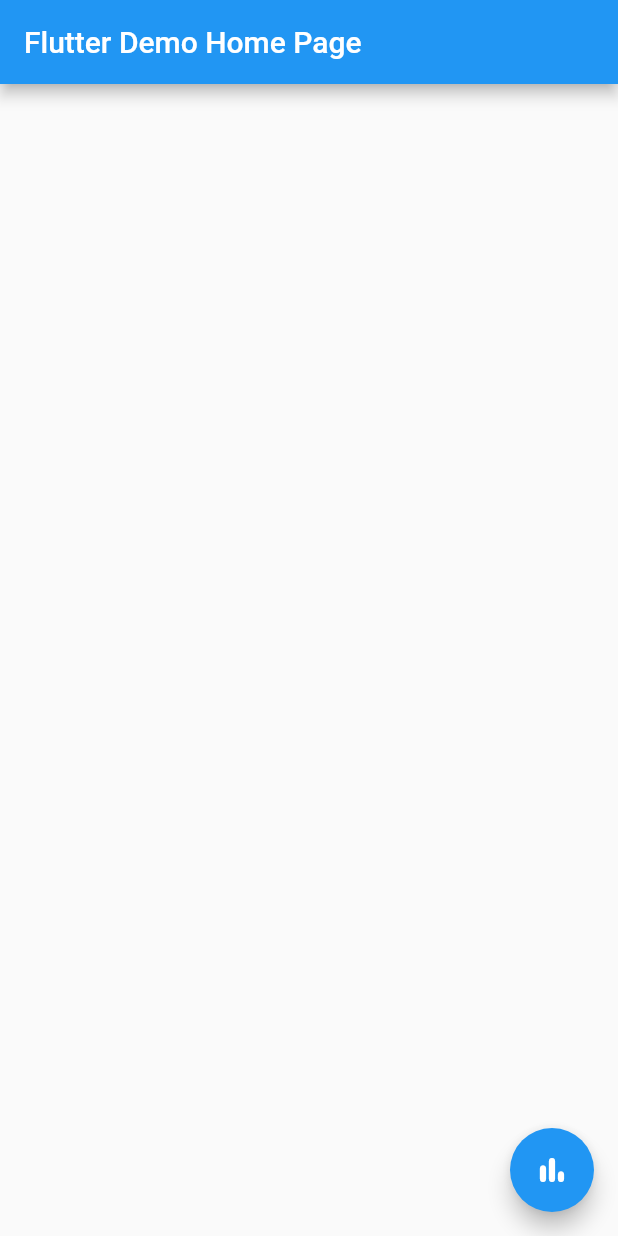
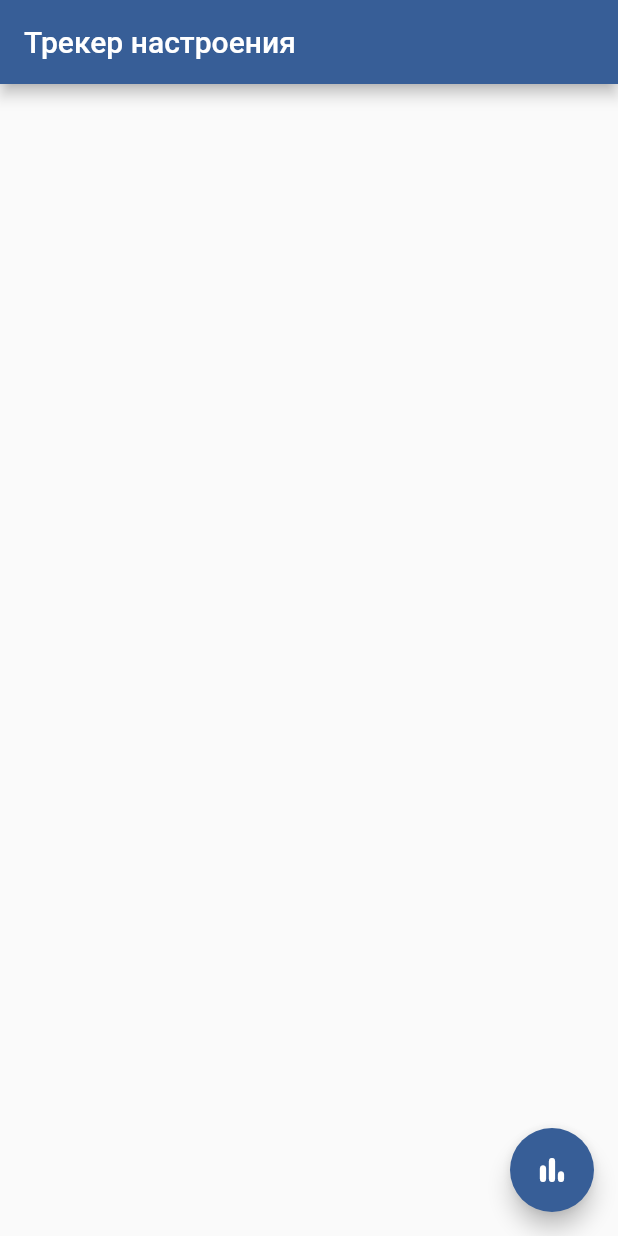
Before and after one commit to sidredin/mood_tracker, a Flutter app: the screen it shows after launch, on a phone screen of 412 x 824 dp. Run offline on Flutter 3.47's test engine with Material 2 defaults, Android fonts, the phone set to English and light mode, and no system bars.

Commit message:
Change primarySwatch color

```diff
--- /dev/null
+++ b/lib/constants.dart
@@ -0,0 +1,17 @@
+import 'package:flutter/material.dart';
+
+const MaterialColor kMainColorBlue = const MaterialColor(
+  0xFF375E97,
+  const <int, Color>{
+    50: const Color(0xFF375E97),
+    100: const Color(0xFF375E97),
+    200: const Color(0xFF375E97),
+    300: const Color(0xFF375E97),
+    400: const Color(0xFF375E97),
+    500: const Color(0xFF375E97),
+    600: const Color(0xFF375E97),
+    700: const Color(0xFF375E97),
+    800: const Color(0xFF375E97),
+    900: const Color(0xFF375E97),
+  },
+);
--- a/lib/main.dart
+++ b/lib/main.dart
@@ -1,4 +1,5 @@
 import 'package:flutter/material.dart';
+import 'package:mood_tracker/constants.dart';
 
 void main() {
   runApp(MyApp());
@@ -8,11 +9,11 @@ class MyApp extends StatelessWidget {
   @override
   Widget build(BuildContext context) {
     return MaterialApp(
-      title: 'Flutter Demo',
+      title: 'Трекер настроения',
       theme: ThemeData(
-        primarySwatch: Colors.blue,
+        primarySwatch: kMainColorBlue,
       ),
-      home: MyHomePage(title: 'Flutter Demo Home Page'),
+      home: MyHomePage(title: 'Трекер настроения'),
     );
   }
 }
```
